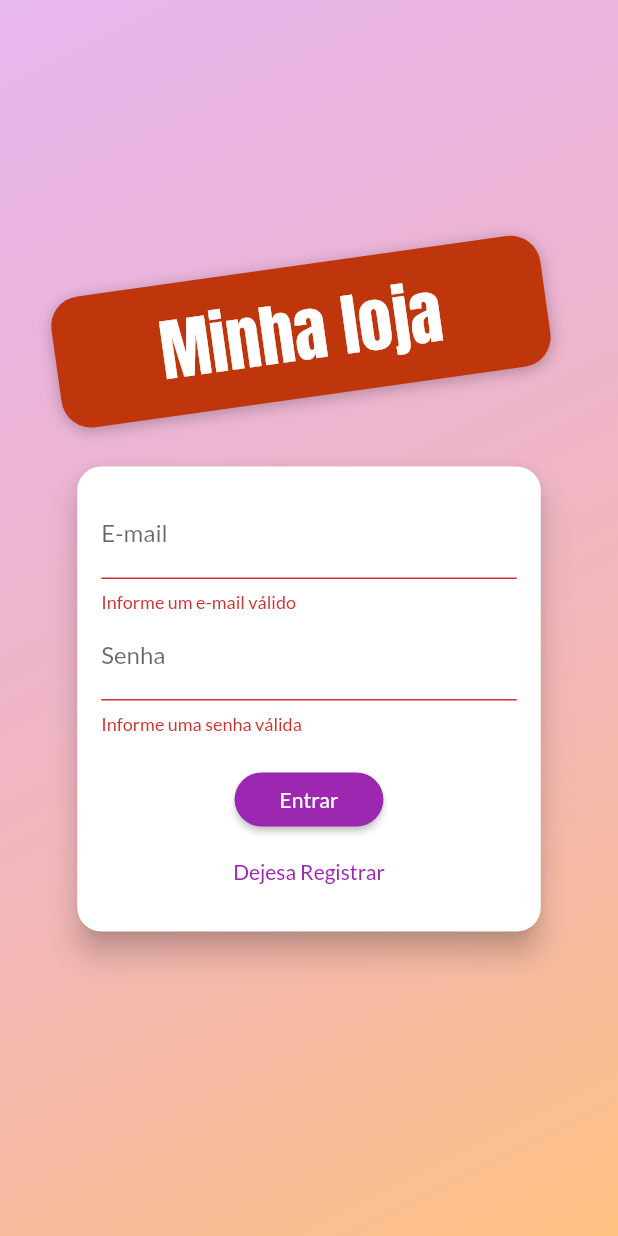
After one commit to GabrielFdoVal/shop, a Flutter app: the screen it shows after launch, after a tap on "Entrar", on a phone screen of 412 x 824 dp. The commit adds this screen. Run offline on Flutter 3.47's test engine with Material 2 defaults, Android fonts, the phone set to English and light mode, and no system bars; our stand-ins replace shared_preferences; network calls fail.

Commit message:
Ending the authentication
Components
    modified:   lib/components/app_drawer.dart
        - New exit button with logout
    modified:   lib/components/product_grid_item.dart
        - Load the favorite products by user not by product
    new file:   lib/components/auth_form.dart
        - New form that contains the sign up or the sign in of the user

Main
    modified:   lib/main.dart
        - Some new providers and refactore

Models
    modified:   lib/models/order_list.dart
        - The orders are loaded by each user
    modified:   lib/models/product.dart
        - The isFavorite on products are loaded by each user
    modified:   lib/models/product_list.dart
        - The isFavorite on products are loaded by each user
    new file:   lib/models/auth.dart
        - New model that controls all the authentication steps

Utils
    modified:   lib/utils/app_routes.dart
        - New product form route
    modified:   lib/utils/constants.dart
        - New constant for the favorites

Data
    new file:   lib/data/store.dart
        -  New data responsible for the automatic login and logout

Exceptions
    new file:   lib/excepitons/auth_exception.dart
        - New excepitons class that contains the excepitons of the authentication process

Pages
    new file:   lib/pages/auth_or_home_page.dart
        - New page, for the home page. Contains a verification step that checks if the user is logedin
        if it is goes to home page, else goes to auth page
    new file:   lib/pages/auth_pages.dart
        - New auth page controls the auth_form.dart component the contains the sign in or the sign up

Pubspec
    modified:   pubspec.yaml
        - added the shared_preferences, library used for the authenticate process

```diff
--- /dev/null
+++ b/lib/components/auth_form.dart
@@ -0,0 +1,186 @@
+import 'dart:math';
+
+import 'package:flutter/material.dart';
+import 'package:provider/provider.dart';
+import 'package:shop/excepitons/auth_exception.dart';
+import 'package:shop/models/auth.dart';
+
+enum AuthMode { SignUp, Login }
+
+class AuthForm extends StatefulWidget {
+  const AuthForm({Key? key}) : super(key: key);
+
+  @override
+  State<AuthForm> createState() => _AuthFormState();
+}
+
+AuthMode _authMode = AuthMode.Login;
+
+class _AuthFormState extends State<AuthForm> {
+  final _passwordControler = TextEditingController();
+  final _formKey = GlobalKey<FormState>();
+  bool _isLoading = false;
+
+  bool _isLogin() => _authMode == AuthMode.Login;
+  bool _isSignUp() => _authMode == AuthMode.SignUp;
+
+  Map<String, String> _authData = {
+    'email': '',
+    'password': '',
+  };
+
+  void _switchAuthMode() {
+    setState(() {
+      if (_isLogin()) {
+        _authMode = AuthMode.SignUp;
+      } else {
+        _authMode = AuthMode.Login;
+      }
+    });
+  }
+
+  void _showErrorDialog(String msg) {
+    showDialog(
+      context: context,
+      builder: (ctx) => AlertDialog(
+        title: Text("Ocorreu um erro"),
+        content: Text(msg),
+        actions: [
+          TextButton(
+            onPressed: () => Navigator.of(context).pop(),
+            child: Text("Fechar"),
+          ),
+        ],
+      ),
+    );
+  }
+
+  Future<void> _onSubmit() async {
+    final isValid = _formKey.currentState?.validate() ?? false;
+
+    if (!isValid) {
+      return;
+    }
+    setState(() => _isLoading = true);
+
+    _formKey.currentState?.save();
+
+    Auth auth = Provider.of(
+      context,
+      listen: false,
+    );
+
+    try {
+      if (_isLogin()) {
+        await auth.signin(
+          _authData['email']!,
+          _authData['password']!,
+        );
+      } else {
+        //Registrar
+        await auth.signup(
+          _authData['email']!,
+          _authData['password']!,
+        );
+      }
+    } on AuthException catch (error) {
+      _showErrorDialog(error.toString());
+    }
+
+    setState(() => _isLoading = false);
+  }
+
+  @override
+  Widget build(BuildContext context) {
+    final deviceSize = MediaQuery.of(context).size;
+
+    return Card(
+      elevation: 8,
+      shape: RoundedRectangleBorder(
+        borderRadius: BorderRadius.circular(16),
+      ),
+      child: Container(
+        padding: const EdgeInsets.all(16),
+        height: _isLogin() ? 310 : 400,
+        width: deviceSize.width * 0.75,
+        child: Form(
+          key: _formKey,
+          child: Column(
+            children: [
+              TextFormField(
+                decoration: const InputDecoration(labelText: 'E-mail'),
+                keyboardType: TextInputType.emailAddress,
+                onSaved: (email) => _authData['email'] = email ?? '',
+                validator: (_email) {
+                  final email = _email ?? '';
+                  if (email.trim().isEmpty || !email.contains('@')) {
+                    return "Informe um e-mail válido";
+                  }
+                  return null;
+                },
+              ),
+              TextFormField(
+                decoration: const InputDecoration(labelText: 'Senha'),
+                keyboardType: TextInputType.emailAddress,
+                obscureText: true,
+                controller: _passwordControler,
+                onSaved: (password) => _authData['password'] = password ?? '',
+                validator: (_password) {
+                  final password = _password ?? '';
+                  if (password.isEmpty || password.length < 5) {
+                    return "Informe uma senha válida";
+                  }
+                  return null;
+                },
+              ),
+              if (_isSignUp())
+                TextFormField(
+                  decoration:
+                      const InputDecoration(labelText: 'Confirmar senha'),
+                  keyboardType: TextInputType.emailAddress,
+                  obscureText: true,
+                  validator: _isLogin()
+                      ? null
+                      : (_password) {
+                          final password = _password ?? '';
+                          if (password != _passwordControler.text) {
+                            return "Senhas informadas não conferem";
+                          }
+                          return null;
+                        },
+                ),
+              const SizedBox(
+                height: 20,
+              ),
+              if (_isLoading)
+                const CircularProgressIndicator()
+              else
+                ElevatedButton(
+                  onPressed: _onSubmit,
+                  style: ElevatedButton.styleFrom(
+                    shape: RoundedRectangleBorder(
+                      borderRadius: BorderRadius.circular(30),
+                    ),
+                    padding: const EdgeInsets.symmetric(
+                      horizontal: 30,
+                      vertical: 8,
+                    ),
+                  ),
+                  child: Text(
+                    _isLogin() ? 'Entrar' : 'Registrar',
+                  ),
+                ),
+              const Spacer(),
+              TextButton(
+                onPressed: _switchAuthMode,
+                child: Text(
+                  _isLogin() ? "Dejesa Registrar" : "Já possuí conta?",
+                ),
+              ),
+            ],
+          ),
+        ),
+      ),
+    );
+  }
+}
--- /dev/null
+++ b/lib/data/store.dart
@@ -0,0 +1,33 @@
+import 'dart:convert';
+
+import 'package:shared_preferences/shared_preferences.dart';
+
+class Store {
+  static Future<bool> saveString(String key, String value) async {
+    final prefs = await SharedPreferences.getInstance();
+    return prefs.setString(key, value);
+  }
+
+  static Future<bool> saveMap(String key, Map<String, dynamic> value) async {
+    return saveString(key, jsonEncode(value));
+  }
+
+  static Future<String> getString(String key,
+      [String defaultValue = '']) async {
+    final prefs = await SharedPreferences.getInstance();
+    return prefs.getString(key) ?? defaultValue;
+  }
+
+  static Future<Map<String, dynamic>> getMap(String key) async {
+    try {
+      return jsonDecode(await getString(key));
+    } catch (_) {
+      return {};
+    }
+  }
+
+  static Future<bool> remove(String key) async {
+    final prefs = await SharedPreferences.getInstance();
+    return prefs.remove(key);
+  }
+}
--- /dev/null
+++ b/lib/excepitons/auth_exception.dart
@@ -0,0 +1,20 @@
+class AuthException implements Exception {
+  static const Map<String, String> errors = {
+    'EMAIL_EXISTS': 'E-mail já cadastrado.',
+    'OPERATION_NOT_ALLOWED': 'Operação não permitida!',
+    'TOO_MANY_ATTEMPTS_TRY_LATER':
+        'Acesso bloqueado temporariamente. Tente mais tarde.',
+    'EMAIL_NOT_FOUND': 'E-mail não encontrado.',
+    'INVALID_PASSWORD': 'Senha informada não confere.',
+    'USER_DISABLED': 'A conta do usuário foi desabilitada.',
+  };
+  final String key;
+
+  AuthException(this.key);
+
+  @override
+  String toString() {
+    // TODO: implement toString
+    return errors[key] ?? "Ocorreu um erro no processo de autenticação";
+  }
+}
--- a/lib/main.dart
+++ b/lib/main.dart
@@ -1,7 +1,10 @@
 import 'package:flutter/material.dart';
 import 'package:provider/provider.dart';
+import 'package:shop/models/auth.dart';
 import 'package:shop/models/cart.dart';
 import 'package:shop/models/order_list.dart';
+import 'package:shop/pages/auth_or_home_page.dart';
+import 'package:shop/pages/auth_pages.dart';
 import 'package:shop/pages/cart_page.dart';
 import 'package:shop/pages/orders_page.dart';
 import 'package:shop/pages/product_detail_page.dart';
@@ -24,13 +27,30 @@ class MyApp extends StatelessWidget {
     return MultiProvider(
       providers: [
         ChangeNotifierProvider(
+          create: (_) => Auth(),
+        ),
+        ChangeNotifierProxyProvider<Auth, ProductList>(
+          update: (ctx, auth, previous) {
+            return ProductList(
+              auth.token ?? '',
+              auth.uid ?? '',
+              previous?.items ?? [],
+            );
+          },
           create: (_) => ProductList(),
         ),
         ChangeNotifierProvider(
           create: (_) => Cart(),
         ),
-        ChangeNotifierProvider(
+        ChangeNotifierProxyProvider<Auth, OrderList>(
           create: (_) => OrderList(),
+          update: (ctx, auth, previous) {
+            return OrderList(
+              auth.token ?? '',
+              auth.uid ?? '',
+              previous?.items ?? [],
+            );
+          },
         ),
       ],
       child: MaterialApp(
@@ -39,12 +59,17 @@ class MyApp extends StatelessWidget {
           primarySwatch: Colors.purple,
           secondaryHeaderColor: Colors.deepOrange,
           fontFamily: "Lato",
+          textTheme: TextTheme(
+            headline6: TextStyle(
+              color: Colors.white,
+            ),
+          ),
         ),
         //home: ProductsOverviewPage(),
         routes: {
+          AppRoutes.auth_or_home: (ctx) => const AuthOrHomePage(),
           AppRoutes.product_detail: (ctx) => const ProductDetailPage(),
           AppRoutes.cart_page: (ctx) => const CartPage(),
-          AppRoutes.home: (ctx) => const ProductsOverviewPage(),
           AppRoutes.orders: (ctx) => const OrdersPage(),
           AppRoutes.products: (ctx) => const ProductsPage(),
           AppRoutes.product_form: (ctx) => const ProductFormPage(),
--- /dev/null
+++ b/lib/models/auth.dart
@@ -0,0 +1,123 @@
+import 'dart:async';
+import 'dart:convert';
+
+import 'package:flutter/cupertino.dart';
+import 'package:http/http.dart' as http;
+import 'package:shop/data/store.dart';
+import 'package:shop/excepitons/auth_exception.dart';
+
+class Auth with ChangeNotifier {
+  String? _token;
+  String? _email;
+  String? _userId;
+  DateTime? _expiryDate;
+  Timer? _logoutTimer;
+
+  bool get isAuth {
+    final isValid = _expiryDate?.isAfter(DateTime.now()) ?? false;
+    return _token != null && isValid;
+  }
+
+  String? get token {
+    return isAuth ? _token : null;
+  }
+
+  String? get email {
+    return isAuth ? _email : null;
+  }
+
+  String? get uid {
+    return isAuth ? _userId : null;
+  }
+
+  Future<void> _autenticate(
+      String email, String password, String urlFragment) async {
+    final url =
+        "https://identitytoolkit.googleapis.com/v1/accounts:$urlFragment?key=AIzaSyAh8thXRfkIVXKxDsRecKbfnfCcjPGI4TI";
+
+    final response = await http.post(Uri.parse(url),
+        body: jsonEncode({
+          'email': email,
+          'password': password,
+          'returnSecureToken': true,
+        }));
+
+    final body = jsonDecode(response.body);
+
+    if (body['error'] != null) {
+      throw AuthException(body['error']['message']);
+    } else {
+      _token = body['idToken'];
+      _email = body['email'];
+      _userId = body['localId'];
+
+      _expiryDate = DateTime.now().add(
+        Duration(
+          seconds: int.parse(body['expiresIn']),
+        ),
+      );
+
+      Store.saveMap(
+        'userData',
+        {
+          'token': _token,
+          'email': _email,
+          'userId': _userId,
+          'expiryDate': _expiryDate!.toIso8601String(),
+        },
+      );
+
+      print(body);
+      _autoLogout();
+      notifyListeners();
+    }
+  }
+
+  Future<void> signup(String email, String password) async {
+    return _autenticate(email, password, "signUp");
+  }
+
+  Future<void> signin(String email, String password) async {
+    return _autenticate(email, password, "signInWithPassword");
+  }
+
+  Future<void> tryAutoLogin() async {
+    if (isAuth) return;
+
+    final userData = await Store.getMap('userData');
+
+    if (userData.isEmpty) return;
+
+    final expiryDate = DateTime.parse(userData['expiryDate']);
+
+    if (expiryDate.isBefore(DateTime.now())) return;
+
+    _token = userData['token'];
+    _email = userData['email'];
+    _userId = userData['userId'];
+    _expiryDate = userData['expiryDate'];
+
+    _autoLogout();
+    notifyListeners();
+  }
+
+  void logout() {
+    _token = null;
+    _email = null;
+    _userId = null;
+    _expiryDate = null;
+    _clearAutoLogoutTimer();
+    Store.remove('userData').then((_) => notifyListeners());
+  }
+
+  void _clearAutoLogoutTimer() {
+    _logoutTimer?.cancel();
+    _logoutTimer = null;
+  }
+
+  void _autoLogout() {
+    _clearAutoLogoutTimer();
+    final timeToLogout = _expiryDate?.difference(DateTime.now()).inSeconds;
+    _logoutTimer = Timer(Duration(seconds: timeToLogout ?? 0), logout);
+  }
+}
--- a/lib/models/order_list.dart
+++ b/lib/models/order_list.dart
@@ -8,8 +8,16 @@ import 'package:shop/models/order.dart';
 import 'package:shop/utils/constants.dart';
 
 class OrderList with ChangeNotifier {
+  final String _token;
+  final String _userId;
   List<Order> _items = [];
   List<Order> get items => [..._items];
+
+  OrderList([
+    this._token = '',
+    this._userId = '',
+    this._items = const [],
+  ]);
 
   int get itemsCount {
     return _items.length;
@@ -18,7 +26,7 @@ class OrderList with ChangeNotifier {
   Future<void> addOrder(Cart cart) async {
     final date = DateTime.now();
     final response = await http.post(
-      Uri.parse('${Constants.order_base_url}.json'),
+      Uri.parse('${Constants.order_base_url}/$_userId.json?auth=$_token'),
       body: jsonEncode(
         {
           'total': cart.totalAmount,
@@ -52,15 +60,16 @@ class OrderList with ChangeNotifier {
   }
 
   Future<void> loudOrders() async {
-    _items.clear();
-    final response =
-        await http.get(Uri.parse('${Constants.order_base_url}.json'));
+    List<Order> items = [];
+
+    final response = await http.get(
+        Uri.parse('${Constants.order_base_url}/$_userId.json?auth=$_token'));
     if (response.body == 'null') {
       return;
     } else {
       Map<String, dynamic> data = jsonDecode(response.body);
       data.forEach((orderId, orderData) {
-        _items.add(
+        items.add(
           Order(
             id: orderId,
             total: orderData['total'],
@@ -78,6 +87,8 @@ class OrderList with ChangeNotifier {
         );
       });
     }
+
+    _items = items.reversed.toList();
     notifyListeners();
   }
 }
--- /dev/null
+++ b/lib/pages/auth_or_home_page.dart
@@ -0,0 +1,26 @@
+import 'package:flutter/material.dart';
+import 'package:provider/provider.dart';
+import 'package:shop/models/auth.dart';
+import 'package:shop/pages/auth_pages.dart';
+import 'package:shop/pages/products_overview_page.dart';
+
+class AuthOrHomePage extends StatelessWidget {
+  const AuthOrHomePage({Key? key}) : super(key: key);
+
+  @override
+  Widget build(BuildContext context) {
+    Auth auth = Provider.of(context);
+    return FutureBuilder(
+      future: auth.tryAutoLogin(),
+      builder: (ctx, snapshot) {
+        if (snapshot.connectionState == ConnectionState.waiting) {
+          return const Center(child: CircularProgressIndicator());
+        } else if (snapshot.error != null) {
+          return const Center(child: Text("Ocorreu um erro!"));
+        } else {
+          return auth.isAuth ? ProductsOverviewPage() : AuthPage();
+        }
+      },
+    );
+  }
+}
--- /dev/null
+++ b/lib/pages/auth_pages.dart
@@ -0,0 +1,68 @@
+import 'dart:math';
+
+import 'package:flutter/material.dart';
+import 'package:shop/components/auth_form.dart';
+
+class AuthPage extends StatelessWidget {
+  const AuthPage({Key? key}) : super(key: key);
+
+  @override
+  Widget build(BuildContext context) {
+    return Scaffold(
+      body: Stack(
+        children: [
+          Container(
+            decoration: const BoxDecoration(
+              gradient: LinearGradient(
+                colors: [
+                  Color.fromRGBO(215, 117, 225, 0.5),
+                  Color.fromRGBO(255, 188, 117, 0.9),
+                ],
+                begin: Alignment.topLeft,
+                end: Alignment.bottomRight,
+              ),
+            ),
+          ),
+          Container(
+            width: double.infinity,
+            child: Column(
+              mainAxisAlignment: MainAxisAlignment.center,
+              crossAxisAlignment: CrossAxisAlignment.center,
+              children: [
+                Container(
+                  margin: const EdgeInsets.only(bottom: 20),
+                  padding: const EdgeInsets.symmetric(
+                    vertical: 10,
+                    horizontal: 70,
+                  ),
+                  //cascade operator
+                  transform: Matrix4.rotationZ(-8 * pi / 180)..translate(-10.0),
+                  decoration: BoxDecoration(
+                    borderRadius: BorderRadius.circular(20),
+                    color: Colors.deepOrange.shade900,
+                    boxShadow: const [
+                      BoxShadow(
+                        blurRadius: 8,
+                        color: Colors.black26,
+                        offset: Offset(0, 2),
+                      ),
+                    ],
+                  ),
+                  child: Text(
+                    "Minha loja",
+                    style: TextStyle(
+                      fontSize: 45,
+                      fontFamily: 'Anton',
+                      color: Theme.of(context).textTheme.headline6?.color,
+                    ),
+                  ),
+                ),
+                AuthForm(),
+              ],
+            ),
+          )
+        ],
+      ),
+    );
+  }
+}
--- a/lib/utils/app_routes.dart
+++ b/lib/utils/app_routes.dart
@@ -3,7 +3,7 @@
 class AppRoutes {
   static const product_detail = '/product-detail';
   static const cart_page = '/cart-page';
-  static const home = '/';
+  static const auth_or_home = '/';
   static const orders = '/orders';
   static const products = '/products';
   static const product_form = '/products-form';
--- a/lib/utils/constants.dart
+++ b/lib/utils/constants.dart
@@ -1,4 +1,6 @@
 class Constants {
+  static const user_favorites_url =
+      'https://shop-807ba-default-rtdb.firebaseio.com/userFavorites';
   static const product_base_url =
       'https://shop-807ba-default-rtdb.firebaseio.com/products';
   static const order_base_url =
--- a/pubspec.yaml
+++ b/pubspec.yaml
@@ -32,6 +32,7 @@ dependencies:
   provider: ^5.0.0
   intl: ^0.17.0
   http: ^0.13.3
+  shared_preferences: ^2.0.6
 
 
   # The following adds the Cupertino Icons font to your application.
```
Also changed, not shown: lib/components/app_drawer.dart (+15 -1 lines), lib/components/product_grid_item.dart (+7 -1 lines), lib/models/product.dart (+9 -4 lines), lib/models/product_list.dart (+22 -9 lines).
